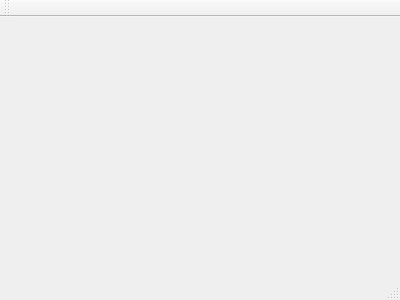
First picture: the form in Examen/mainwindow.ui, repository sammygm6/Examen2Laboratorio, before the edit.
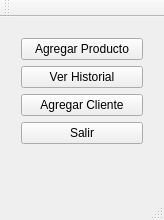
Second picture: the form after the edit.

```diff
--- a/Examen/mainwindow.ui
+++ b/Examen/mainwindow.ui
@@ -1,24 +1,84 @@
 <ui version="4.0">
  <class>MainWindow</class>
- <widget class="QMainWindow" name="MainWindow" >
-  <property name="geometry" >
+ <widget class="QMainWindow" name="MainWindow">
+  <property name="geometry">
    <rect>
     <x>0</x>
     <y>0</y>
-    <width>400</width>
-    <height>300</height>
+    <width>164</width>
+    <height>220</height>
    </rect>
   </property>
   <property name="windowTitle" >
    <string>MainWindow</string>
   </property>
-  <widget class="QMenuBar" name="menuBar" />
-  <widget class="QToolBar" name="mainToolBar" />
-  <widget class="QWidget" name="centralWidget" />
-  <widget class="QStatusBar" name="statusBar" />
+  <widget class="QWidget" name="centralWidget">
+   <widget class="QWidget" name="">
+    <property name="geometry">
+     <rect>
+      <x>10</x>
+      <y>10</y>
+      <width>144</width>
+      <height>130</height>
+     </rect>
+    </property>
+    <layout class="QVBoxLayout" name="verticalLayout_2">
+     <item>
+      <layout class="QVBoxLayout" name="verticalLayout">
+       <item>
+        <widget class="QPushButton" name="pushButton_2">
+         <property name="text">
+          <string>Agregar Producto</string>
+         </property>
+        </widget>
+       </item>
+       <item>
+        <widget class="QPushButton" name="pushButton_3">
+         <property name="text">
+          <string>Ver Historial</string>
+         </property>
+        </widget>
+       </item>
+       <item>
+        <widget class="QPushButton" name="pushButton">
+         <property name="text">
+          <string>Agregar Cliente</string>
+         </property>
+        </widget>
+       </item>
+      </layout>
+     </item>
+     <item>
+      <widget class="QPushButton" name="pushButton_4">
+       <property name="text">
+        <string>Salir</string>
+       </property>
+      </widget>
+     </item>
+    </layout>
+   </widget>
+  </widget>
+  <widget class="QMenuBar" name="menuBar">
+   <property name="geometry">
+    <rect>
+     <x>0</x>
+     <y>0</y>
+     <width>164</width>
+     <height>25</height>
+    </rect>
+   </property>
+  </widget>
+  <widget class="QToolBar" name="mainToolBar">
+   <attribute name="toolBarArea">
+    <enum>TopToolBarArea</enum>
+   </attribute>
+   <attribute name="toolBarBreak">
+    <bool>false</bool>
+   </attribute>
+  </widget>
+  <widget class="QStatusBar" name="statusBar"/>
  </widget>
- <layoutDefault spacing="6" margin="11" />
- <pixmapfunction></pixmapfunction>
+ <layoutdefault spacing="6" margin="11"/>
  <resources/>
  <connections/>
 </ui>
```
Left out of the diff: 5 changed lines with no effect on the pictures.
